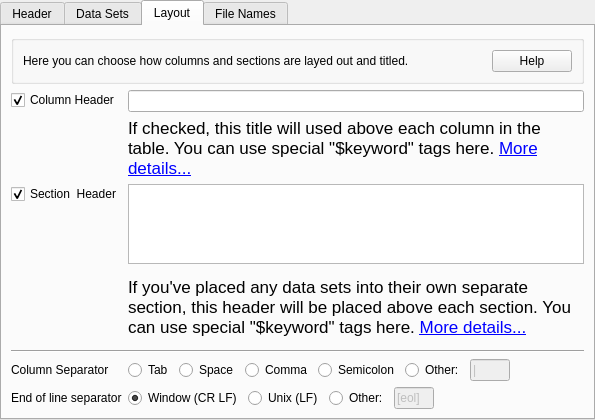
acquaman/acquaman, file source/ui/dataman/AMExporterOptionGeneralAsciiView.ui: the form before one commit.
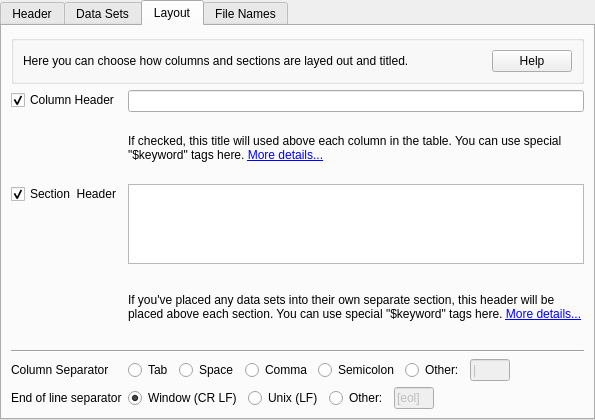
The form after the commit. The open tabs and pages were chosen to show the change. Icons and pictures are not drawn.

Commit message:
Addresses the effective font size difference between Mac and Linux using definitions in AMFontSizes.h. Linux apps will now have more reasonable font sizes in title bars, the sidebar, and in detailed item list delegates.
This is an intermediate measure; the ideal solution is probably to move stylesheets out of the .cpp files and switch to a single application-wide style sheet.

Diff of the .ui file:
```diff
--- a/source/ui/dataman/AMExporterOptionGeneralAsciiView.ui
+++ b/source/ui/dataman/AMExporterOptionGeneralAsciiView.ui
@@ -416,7 +416,7 @@
          <string>&lt;!DOCTYPE HTML PUBLIC &quot;-//W3C//DTD HTML 4.0//EN&quot; &quot;http://www.w3.org/TR/REC-html40/strict.dtd&quot;&gt;
 &lt;html&gt;&lt;head&gt;&lt;meta name=&quot;qrichtext&quot; content=&quot;1&quot; /&gt;&lt;style type=&quot;text/css&quot;&gt;
 p, li { white-space: pre-wrap; }
-&lt;/style&gt;&lt;/head&gt;&lt;body style=&quot; font-family:'Lucida Grande'; font-size:13pt; font-weight:400; font-style:normal;&quot;&gt;
+&lt;/style&gt;&lt;/head&gt;&lt;body style=&quot; font-family:'Lucida Grande'; font-weight:400; font-style:normal;&quot;&gt;
 &lt;p style=&quot; margin-top:0px; margin-bottom:0px; margin-left:0px; margin-right:0px; -qt-block-indent:0; text-indent:0px;&quot;&gt;If checked, this title will used above each column in the table. You can use special &amp;quot;$keyword&amp;quot; tags here. &lt;a href=&quot;columnHeaderHelp&quot;&gt;&lt;span style=&quot; text-decoration: underline; color:#0000ff;&quot;&gt;More details...&lt;/span&gt;&lt;/a&gt;&lt;/p&gt;&lt;/body&gt;&lt;/html&gt;</string>
         </property>
         <property name="wordWrap">
@@ -462,7 +462,7 @@
          <string>&lt;!DOCTYPE HTML PUBLIC &quot;-//W3C//DTD HTML 4.0//EN&quot; &quot;http://www.w3.org/TR/REC-html40/strict.dtd&quot;&gt;
 &lt;html&gt;&lt;head&gt;&lt;meta name=&quot;qrichtext&quot; content=&quot;1&quot; /&gt;&lt;style type=&quot;text/css&quot;&gt;
 p, li { white-space: pre-wrap; }
-&lt;/style&gt;&lt;/head&gt;&lt;body style=&quot; font-family:'Lucida Grande'; font-size:13pt; font-weight:400; font-style:normal;&quot;&gt;
+&lt;/style&gt;&lt;/head&gt;&lt;body style=&quot; font-family:'Lucida Grande';  font-weight:400; font-style:normal;&quot;&gt;
 &lt;p style=&quot; margin-top:0px; margin-bottom:0px; margin-left:0px; margin-right:0px; -qt-block-indent:0; text-indent:0px;&quot;&gt;If you've placed any data sets into their own separate section, this header will be placed above each section. You can use special &amp;quot;$keyword&amp;quot; tags here. &lt;a href=&quot;sectionHeaderHelp&quot;&gt;&lt;span style=&quot; text-decoration: underline; color:#0000ff;&quot;&gt;More details...&lt;/span&gt;&lt;/a&gt;&lt;/p&gt;&lt;/body&gt;&lt;/html&gt;</string>
         </property>
         <property name="wordWrap">
```
Left out of the diff: 3 changed lines with no effect on the pictures. The commit also changes 17 other files.
